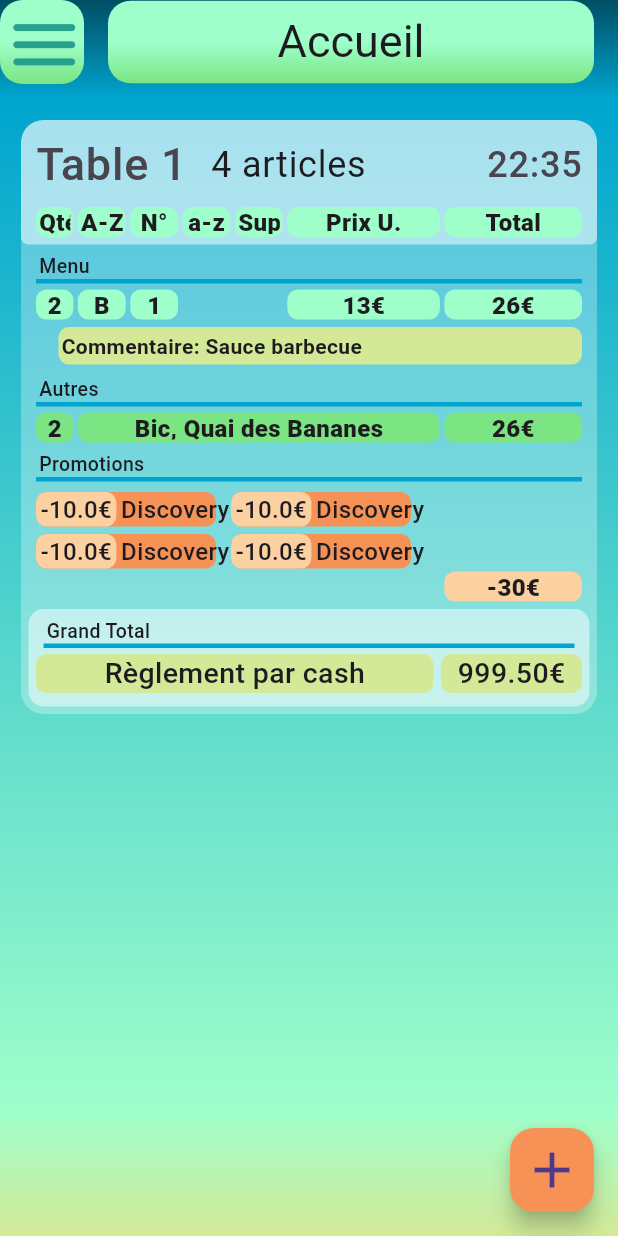
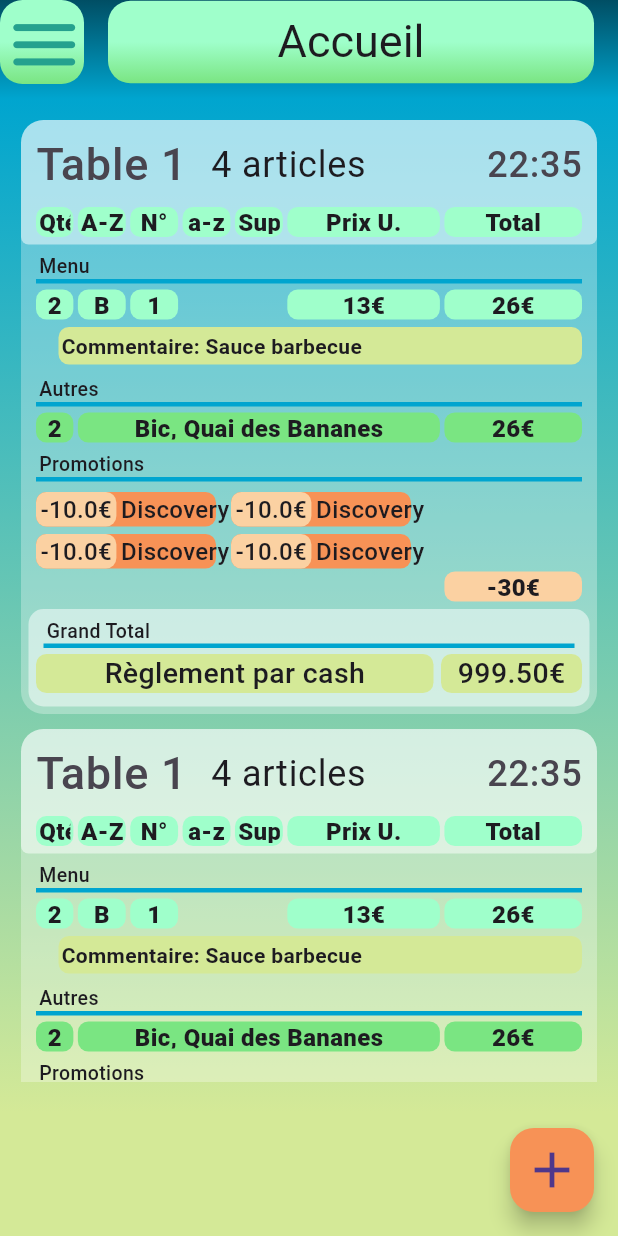
Before and after one commit to Droledami/ti_quai, a Flutter app: the screen it shows after launch, on a phone screen of 412 x 824 dp. Run offline on Flutter 3.47's test engine with Material 3 defaults, Android fonts, the phone set to English and light mode, and no system bars; our stand-ins replace cloud_firestore, firebase_core, flutter_bloc; accounts and stored records are empty.

Commit message:
Staring some firebase shenanigans CRUD actions for Promotions and Articles None tested yet

```diff
--- /dev/null
+++ b/lib/BeachGradientDecoration.dart
@@ -0,0 +1,17 @@
+import 'package:flutter/material.dart';
+
+class BeachGradientDecoration extends BoxDecoration {
+  const BeachGradientDecoration({
+    super.gradient = const LinearGradient(
+      begin: Alignment(0.00, -1.00),
+      end: Alignment(0, 1),
+      stops: [0.0, 0.08, 0.9, 1.0],
+      colors: [
+        Color(0xFF004E64),
+        Color(0xFF00A5CF),
+        Color(0xFFD4E997),
+        Color(0xFFD4E997),
+      ],
+    ),
+  });
+}
--- /dev/null
+++ b/lib/blocs/data/data_bloc.dart
@@ -0,0 +1,4 @@
+import 'package:flutter_bloc/flutter_bloc.dart';
+
+import 'data_events.dart';
+import 'data_states.dart';
--- /dev/null
+++ b/lib/blocs/data/data_events.dart
@@ -0,0 +1,4 @@
+import 'package:flutter_bloc/flutter_bloc.dart';
+
+import 'data_bloc.dart';
+import 'data_states.dart';
--- /dev/null
+++ b/lib/enums/ArticleType.dart
@@ -0,0 +1,3 @@
+enum ArticleType{
+  menu, other
+}
--- /dev/null
+++ b/lib/enums/PaymentMethod.dart
@@ -0,0 +1,3 @@
+enum PaymentMethod{
+  cash, bancontact
+}
--- a/lib/main.dart
+++ b/lib/main.dart
@@ -1,9 +1,17 @@
 import 'dart:ui';
 
+import 'package:firebase_core/firebase_core.dart';
 import 'package:flutter/material.dart';
 import './theme.dart';
+import 'BeachGradientDecoration.dart';
+import 'firebase_options.dart';
 
-void main() {
+void main() async {
+  WidgetsFlutterBinding.ensureInitialized();
+  await Firebase.initializeApp(
+    options: DefaultFirebaseOptions.currentPlatform,
+  );
+
   runApp(const App());
 }
 
@@ -92,7 +100,11 @@ class Homescreen extends StatelessWidget {
   Widget build(BuildContext context) {
     final CustomColors customColors =
         Theme.of(context).extension<CustomColors>()!;
-    return Scaffold(
+    return Container(
+      decoration: BeachGradientDecoration(),
+      child: Scaffold(
+        extendBodyBehindAppBar: true,
+        backgroundColor: Colors.transparent, //Allows parent container's bg to display
         appBar: AppBar(
           leading: MenuButton(customColors: customColors),
           centerTitle: true,
@@ -100,7 +112,6 @@ class Homescreen extends StatelessWidget {
           backgroundColor: Colors.white.withOpacity(0.0),
         ),
         drawer: const QuaiDrawer(),
-      extendBodyBehindAppBar: true,
         floatingActionButton: FloatingActionButton(
           onPressed: () {},
           backgroundColor: customColors.secondary!,
@@ -109,21 +120,11 @@ class Homescreen extends StatelessWidget {
             size: 40,
           ),
         ),
-      body: Container(
-        constraints: const BoxConstraints.expand(),
-        decoration: BoxDecoration(
-          gradient: LinearGradient(
-            begin: const Alignment(0.00, -1.00),
-            end: const Alignment(0, 1),
-            stops: const [0.0, 0.08, 0.9, 1.0],
-            colors: [
-              customColors.tertiaryDark!,
-              customColors.tertiary!,
-              customColors.primaryLight!,
-              customColors.special!,
-            ],
-          ),
-        ),
+        body: Column(
+          children: [
+            Expanded(
+              flex: 7,
+              child: SingleChildScrollView(
                 child: Column(
                   mainAxisAlignment: MainAxisAlignment.start,
                   children: [
@@ -131,6 +132,13 @@ class Homescreen extends StatelessWidget {
                       height: 80,
                     ),
                     OrderBox(),
+                    OrderBox(),
+                  ],
+                ),
+              ),
+            ),
+            //Keeps some space at the bottom of the screen for visibility
+            Expanded(flex: 1, child: SizedBox())
           ],
         ),
       ),
--- /dev/null
+++ b/lib/models/Article.dart
@@ -0,0 +1,29 @@
+import 'package:ti_quai/enums/ArticleType.dart';
+
+class Article {
+  static const String keyId = "id";
+  static const String keyAlpha = "alpha";
+  static const String keyNumber = "number";
+  static const String keySubAlpha = "subAlpha";
+  static const String keyName = "name";
+  static const String keyType = "type";
+  static const String keyPrice = "price";
+
+  Article({
+    required this.id,
+    required this.alpha,
+    required this.number,
+    required this.subAlpha,
+    required this.name,
+    required this.type,
+    required this.price,
+  });
+
+  String id;
+  String alpha;
+  int number;
+  String subAlpha;
+  String name;
+  ArticleType type;
+  double price;
+}
--- /dev/null
+++ b/lib/models/OrderElement.dart
@@ -0,0 +1,46 @@
+import 'package:ti_quai/models/Article.dart';
+
+class OrderElement {
+  static const String keyId = "id";
+  static const String keyArticle = "article";
+  static const String keyQuantity = "quantity";
+  static const String keyComment = "comment";
+  static const String keyCommentIsExtra = "commentIsExtra";
+  static const String keyExtraPrice = "extraPrice";
+
+  OrderElement({
+    required this.id,
+    required this.article,
+    required this.quantity,
+    this.comment = "",
+    this.commentIsExtra = false,
+    this.extraPrice = 0,
+  });
+
+  OrderElement.comment(
+      {required this.id,
+      required this.article,
+      required this.quantity,
+      required this.comment})
+      : commentIsExtra = false,
+        extraPrice = 0;
+
+  OrderElement.withExtra(
+      {required this.id,
+      required this.article,
+      required this.quantity,
+      required this.comment,
+      required this.extraPrice})
+      : commentIsExtra = true;
+
+  String id;
+  Article article;
+  int quantity;
+  String comment;
+  bool commentIsExtra;
+  double extraPrice;
+
+  double get price {
+    return article.price * quantity - extraPrice;
+  }
+}
--- a/pubspec.yaml
+++ b/pubspec.yaml
@@ -35,6 +35,9 @@ dependencies:
   # The following adds the Cupertino Icons font to your application.
   # Use with the CupertinoIcons class for iOS style icons.
   cupertino_icons: ^1.0.2
+  flutter_bloc: ^8.1.3
+  firebase_core: ^2.24.0
+  cloud_firestore: ^4.13.3
 
 dev_dependencies:
   flutter_test:
```
Also changed, not shown: lib/blocs/data/data_states.dart (added, +11 -0 lines), lib/firestore/firestore_service.dart (added, +102 -0 lines), lib/models/Order.dart (added, +40 -0 lines), lib/models/Promotion.dart (added, +17 -0 lines), lib/models/PromotionElement.dart (added, +18 -0 lines), lib/firebase_options.dart (added), pubspec.lock, 8 other files. Lines whose indentation alone changed are shown as unchanged.
